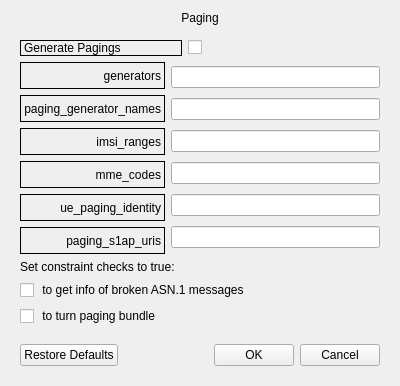
Above: LTEsimGeneratorGUI/Ui/SmallDialogs/pagingform.ui from moniss23/junit4 before the change. Below: the same form after it.
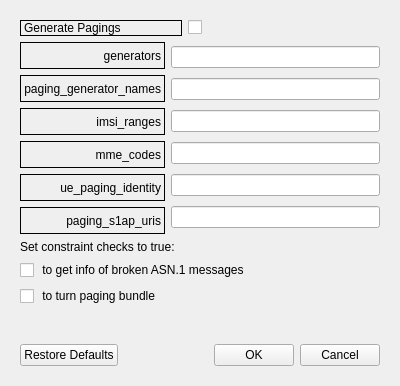
That is the form after the change.

The edit to the form file:
```diff
--- a/LTEsimGeneratorGUI/Ui/SmallDialogs/pagingform.ui
+++ b/LTEsimGeneratorGUI/Ui/SmallDialogs/pagingform.ui
@@ -14,21 +14,6 @@
    <string>Form</string>
   </property>
   <layout class="QVBoxLayout" name="verticalLayout">
-   <item>
-    <widget class="QLabel" name="label_3">
-     <property name="font">
-      <font>
-       <kerning>true</kerning>
-      </font>
-     </property>
-     <property name="text">
-      <string>Paging</string>
-     </property>
-     <property name="alignment">
-      <set>Qt::AlignCenter</set>
-     </property>
-    </widget>
-   </item>
    <item>
     <widget class="QFrame" name="pagings">
      <property name="enabled">
```
Left out of the diff: 2 changed lines with no effect on the pictures.
